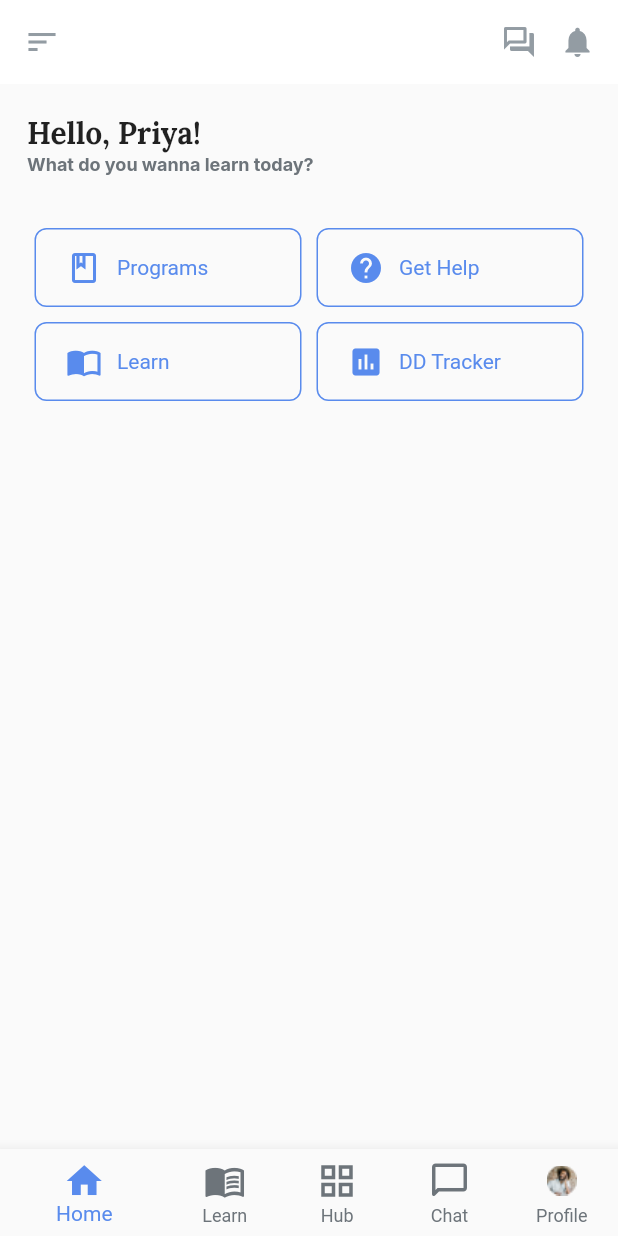
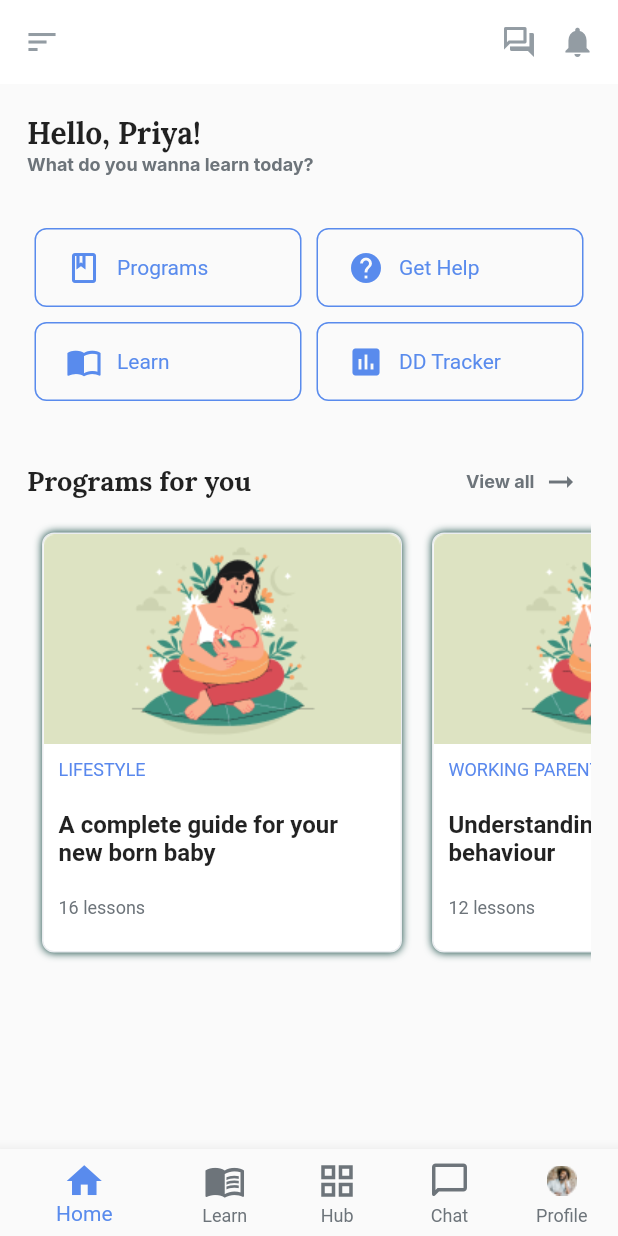
Before and after one commit to TheDarkLord100/bottom-navbar-flutter, a Flutter app: the screen it shows after launch, on a phone screen of 412 x 824 dp. Run offline on Flutter 3.47's test engine with Material 2 defaults, Android fonts, the phone set to English and light mode, and no system bars; our stand-ins replace google_fonts, google_nav_bar.

Commit message:
Added programs part

```diff
--- a/lib/home_screen.dart
+++ b/lib/home_screen.dart
@@ -37,8 +37,7 @@ class _HomeScreenState extends State<HomeScreen> {
         ],
       ),
       body: ListView(
-        padding: const EdgeInsets.only(left: 18, right: 18,
-        top: 20),
+        padding: const EdgeInsets.only(left: 18, right: 18, top: 20),
         children: [
           Text(
             'Hello, Priya!',
@@ -49,8 +48,7 @@ class _HomeScreenState extends State<HomeScreen> {
             style: GoogleFonts.inter(
                 fontWeight: FontWeight.bold,
                 fontSize: 12,
-              color: const Color(0xFF6D747A)
-            ),
+                color: const Color(0xFF6D747A)),
           ),
           const SizedBox(
             height: 30,
@@ -71,21 +69,24 @@ class _HomeScreenState extends State<HomeScreen> {
                     padding: const EdgeInsets.only(left: 20),
                     margin: const EdgeInsets.all(5),
                     decoration: BoxDecoration(
-                      border: Border.all(
-                        color: const Color(0xFF598BED),
-                      ),
-                      borderRadius: BorderRadius.circular(8)
-                    ),
+                        border: Border.all(
+                          color: const Color(0xFF598BED),
+                        ),
+                        borderRadius: BorderRadius.circular(8)),
                     child: Row(
                       mainAxisAlignment: MainAxisAlignment.start,
                       children: const <Widget>[
-                        Icon(Icons.book_outlined,
-                        color: Color(0xFF598BED),), // ic
-                        SizedBox(width: 10,),// on
-                        Text("Programs",
-                        style: TextStyle(
-                          color: Color(0xFF598BED)
-                        ),), // text
+                        Icon(
+                          Icons.book_outlined,
+                          color: Color(0xFF598BED),
+                        ), // ic
+                        SizedBox(
+                          width: 10,
+                        ), // on
+                        Text(
+                          "Programs",
+                          style: TextStyle(color: Color(0xFF598BED)),
+                        ), // text
                       ],
                     ),
                   ),
@@ -99,18 +100,21 @@ class _HomeScreenState extends State<HomeScreen> {
                         border: Border.all(
                           color: const Color(0xFF598BED),
                         ),
-                        borderRadius: BorderRadius.circular(8)
-                    ),
+                        borderRadius: BorderRadius.circular(8)),
                     child: Row(
                       mainAxisAlignment: MainAxisAlignment.start,
                       children: const <Widget>[
-                        Icon(Icons.help,
-                          color: Color(0xFF598BED),), // ic
-                        SizedBox(width: 10,),// on
-                        Text("Get Help",
-                          style: TextStyle(
-                              color: Color(0xFF598BED)
-                          ),), // text
+                        Icon(
+                          Icons.help,
+                          color: Color(0xFF598BED),
+                        ), // ic
+                        SizedBox(
+                          width: 10,
+                        ), // on
+                        Text(
+                          "Get Help",
+                          style: TextStyle(color: Color(0xFF598BED)),
+                        ), // text
                       ],
                     ),
                   ),
@@ -124,18 +128,21 @@ class _HomeScreenState extends State<HomeScreen> {
                         border: Border.all(
                           color: const Color(0xFF598BED),
                         ),
-                        borderRadius: BorderRadius.circular(8)
-                    ),
+                        borderRadius: BorderRadius.circular(8)),
                     child: Row(
                       mainAxisAlignment: MainAxisAlignment.start,
                       children: const <Widget>[
-                        Icon(Icons.import_contacts,
-                          color: Color(0xFF598BED),), // ic
-                        SizedBox(width: 10,),// on
-                        Text("Learn",
-                          style: TextStyle(
-                              color: Color(0xFF598BED)
-                          ),), // text
+                        Icon(
+                          Icons.import_contacts,
+                          color: Color(0xFF598BED),
+                        ), // ic
+                        SizedBox(
+                          width: 10,
+                        ), // on
+                        Text(
+                          "Learn",
+                          style: TextStyle(color: Color(0xFF598BED)),
+                        ), // text
                       ],
                     ),
                   ),
@@ -149,20 +156,166 @@ class _HomeScreenState extends State<HomeScreen> {
                         border: Border.all(
                           color: const Color(0xFF598BED),
                         ),
-                        borderRadius: BorderRadius.circular(8)
-                    ),
+                        borderRadius: BorderRadius.circular(8)),
                     child: Row(
                       mainAxisAlignment: MainAxisAlignment.start,
                       children: const <Widget>[
-                        Icon(Icons.insert_chart,
-                          color: Color(0xFF598BED),), // ic
-                        SizedBox(width: 10,),// on
-                        Text("DD Tracker",
-                          style: TextStyle(
-                              color: Color(0xFF598BED)
-                          ),), // text
+                        Icon(
+                          Icons.insert_chart,
+                          color: Color(0xFF598BED),
+                        ), // ic
+                        SizedBox(
+                          width: 10,
+                        ), // on
+                        Text(
+                          "DD Tracker",
+                          style: TextStyle(color: Color(0xFF598BED)),
+                        ), // text
                       ],
                     ),
+                  ),
+                ),
+              ],
+            ),
+          ),
+          const SizedBox(
+            height: 20,
+          ),
+          Row(
+            mainAxisAlignment: MainAxisAlignment.spaceBetween,
+            children: <Widget>[
+              Text(
+                'Programs for you',
+                style:
+                    GoogleFonts.lora(fontWeight: FontWeight.bold, fontSize: 18),
+              ),
+              TextButton(
+                onPressed: () {},
+                child: Row(
+                  children: [
+                    Text(
+                      'View all  ',
+                      style: GoogleFonts.inter(
+                          fontWeight: FontWeight.bold,
+                          fontSize: 12,
+                          color: const Color(0xFF6D747A)),
+                    ),
+                    const Icon(
+                      Icons.arrow_right_alt_outlined,
+                      color: Color(0xFF6D747A),
+                    )
+                  ],
+                ),
+              )
+            ],
+          ),
+          SizedBox(
+            height: 300,
+            child: ListView(
+              scrollDirection: Axis.horizontal,
+              children: [
+                Container(
+                  width: 240,
+                  margin: const EdgeInsets.all(10),
+                  decoration: BoxDecoration(
+                      border: Border.all(color: const Color(0xFFEBEDF0)),
+                      color: const Color(0xFFFFFFFF),
+                      boxShadow: const [
+                        BoxShadow(
+                          color: Color(0xFF0E443E),
+                          blurRadius: 4.0,
+                        ),
+                      ],
+                      borderRadius: BorderRadius.circular(8)),
+                  child: Column(
+                    mainAxisAlignment: MainAxisAlignment.start,
+                    crossAxisAlignment: CrossAxisAlignment.start,
+                    children: const [
+                      Image(
+                        image: AssetImage('assets/card 1.png'),
+                        fit: BoxFit.fill,
+                        height: 140,
+                      ),
+                      SizedBox(
+                        height: 10,
+                      ),
+                      Padding(
+                        padding: EdgeInsets.only(left: 10.0),
+                        child: Text(
+                          'LIFESTYLE',
+                          style:
+                              TextStyle(fontSize: 12, color: Color(0xFF5988ED)),
+                        ),
+                      ),
+                      SizedBox(
+                        height: 20,
+                      ),
+                      Flexible(
+                        child: Padding(
+                          padding: EdgeInsets.only(left: 10.0, right: 10),
+                          child: Text(
+                          'A complete guide for your new born baby',
+                          style: TextStyle(fontSize: 16, fontWeight: FontWeight.bold),
+                        ),
+                        ),
+                      ),
+                      SizedBox(height: 20,),
+                      Padding(padding: EdgeInsets.only(left: 10),
+                        child: Text('16 lessons', style: TextStyle(fontSize: 12, color: Color(0xFF6D747A)),),
+                      )
+                    ],
+                  ),
+                ),
+                Container(
+                  width: 240,
+                  margin: const EdgeInsets.all(10),
+                  decoration: BoxDecoration(
+                      border: Border.all(color: const Color(0xFFEBEDF0)),
+                      color: const Color(0xFFFFFFFF),
+                      boxShadow: const [
+                        BoxShadow(
+                          color: Color(0xFF0E443E),
+                          blurRadius: 4.0,
+                        ),
+                      ],
+                      borderRadius: BorderRadius.circular(8)),
+                  child: Column(
+                    mainAxisAlignment: MainAxisAlignment.start,
+                    crossAxisAlignment: CrossAxisAlignment.start,
+                    children: const [
+                      Image(
+                        image: AssetImage('assets/card 1.png'),
+                        fit: BoxFit.fill,
+                        height: 140,
+                      ),
+                      SizedBox(
+                        height: 10,
+                      ),
+                      Padding(
+                        padding: EdgeInsets.only(left: 10.0),
+                        child: Text(
+                          'WORKING PARENTS',
+                          style:
+                          TextStyle(fontSize: 12, color: Color(0xFF5988ED)),
+                        ),
+                      ),
+                      SizedBox(
+                        height: 20,
+                      ),
+                      Flexible(
+                        child: Padding(
+                          padding: EdgeInsets.only(left: 10.0, right: 10),
+                          child: Text(
+                            'Understanding Human behaviour',
+                            style: TextStyle(fontSize: 16, fontWeight: FontWeight.bold),
+                          ),
+                        ),
+                      ),
+                      SizedBox(height: 20,),
+                      Padding(padding: EdgeInsets.only(left: 10),
+                        child: Text('12 lessons', style: TextStyle(fontSize: 12, color: Color(0xFF6D747A)),),
+                      )
+                    ],
                   ),
                 ),
               ],
```
Also changed, not shown: assets/card 1.png (added).
